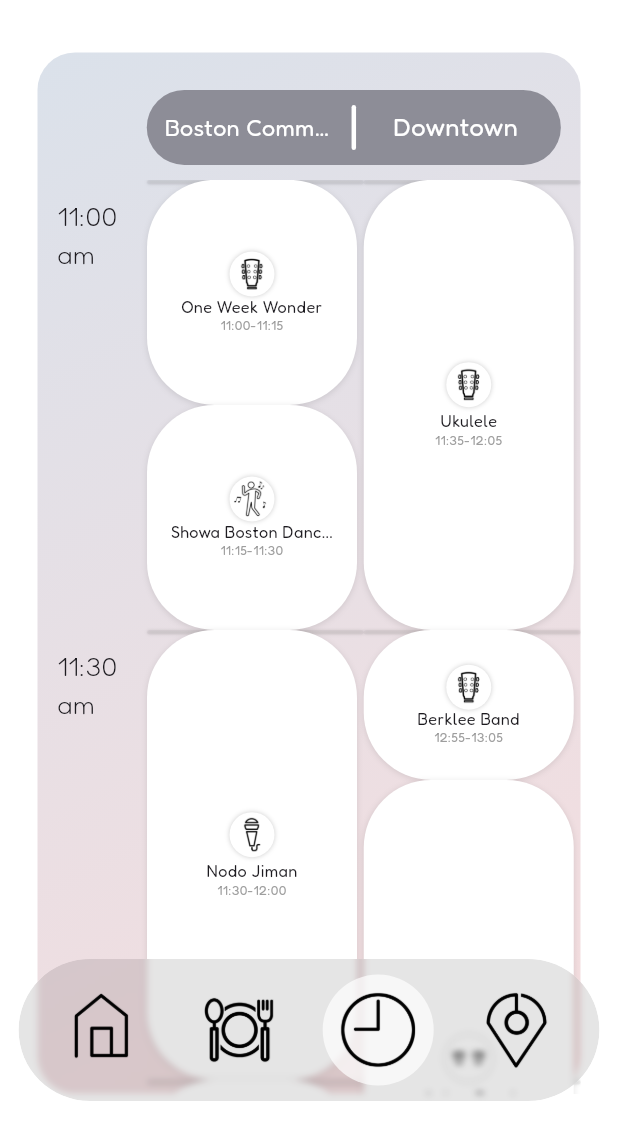
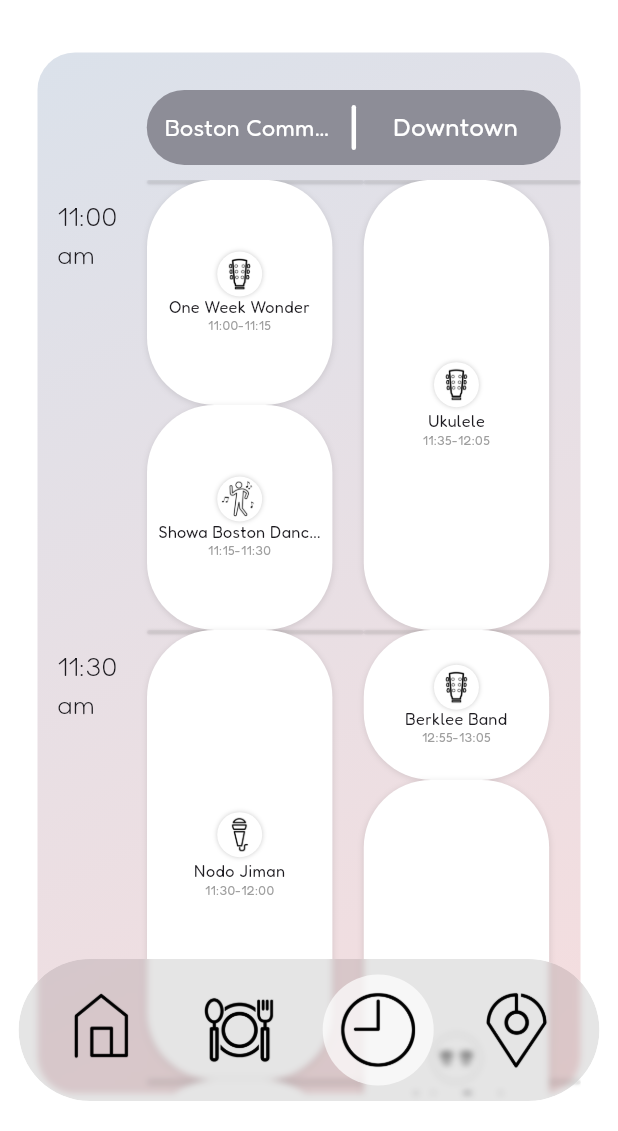
Before and after one commit to sushib0mb/JFB, a Flutter app: the screen it shows after launch, item 3 of the bottom bar chosen, on a phone screen of 412 x 824 dp, the part 105-1236 px from its top. Run offline on Flutter 3.47's test engine with Material 3 defaults, Android fonts, the phone set to English and light mode, and no system bars.

Commit message:
Changed timetable size

```diff
--- a/jfbfestival/lib/pages/timetable_page.dart
+++ b/jfbfestival/lib/pages/timetable_page.dart
@@ -577,7 +577,7 @@ class _PerformanceBoxState extends State<PerformanceBox>
         scale: isPressed ? 0.95 : 1.0,
         duration: const Duration(milliseconds: 150),
         child: Container(
-          width: 140,
+          width: screenWidth * 0.3,
           height: eventHeight,
           decoration: BoxDecoration(
             color: Colors.white,
```
